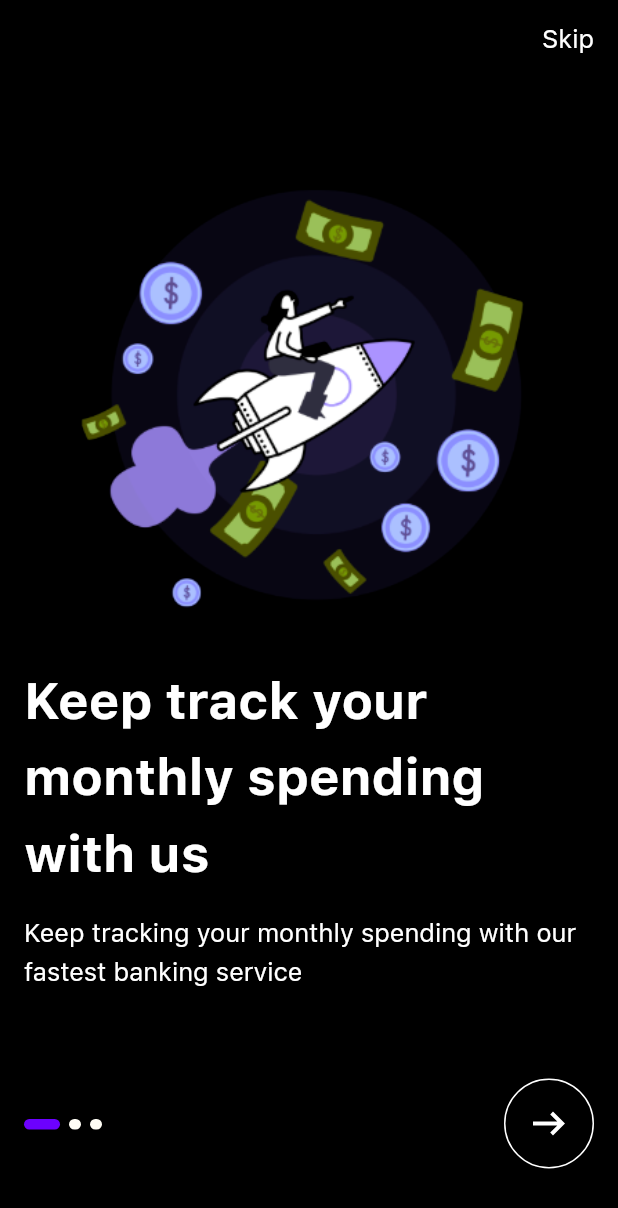
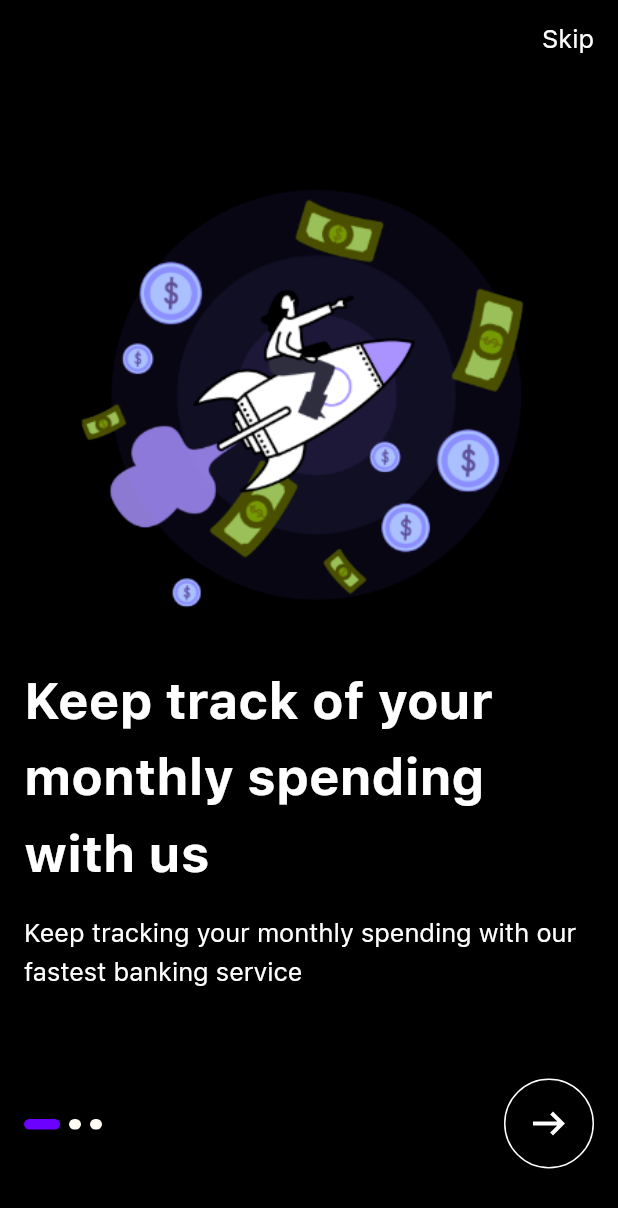
Before and after one commit to 7BatStrokes/NOVAWallet, a Flutter app: the screen it shows after launch, on a phone screen of 412 x 824 dp. Shown: the top 1208 px of the screen. Run offline on Flutter 3.47's test engine with Material 3 defaults, Android fonts, the phone set to English and light mode, and no system bars; drawn by our look-alikes of auto_size_text, smooth_page_indicator; our stand-ins replace dropdown_button2, fl_chart, flutter_animate, flutter_svg, font_awesome_flutter, from_css_color and 7 more; missing offline and left inert: json_path; accounts and stored records are empty.

Commit message:
Updating to latest FlutterFlow output.

```diff
--- a/lib/intro/onboarding/onboarding_widget.dart
+++ b/lib/intro/onboarding/onboarding_widget.dart
@@ -103,7 +103,7 @@ class _OnboardingWidgetState extends State<OnboardingWidget> {
                                     padding: EdgeInsetsDirectional.fromSTEB(
                                         16.0, 0.0, 16.0, 0.0),
                                     child: AutoSizeText(
-                                      'Keep track your monthly spending with us',
+                                      'Keep track of your monthly spending with us',
                                       textAlign: TextAlign.start,
                                       maxLines: 3,
                                       minFontSize: 32.0,
@@ -352,6 +352,14 @@ class _OnboardingWidgetState extends State<OnboardingWidget> {
                   child: Padding(
                     padding:
                         EdgeInsetsDirectional.fromSTEB(0.0, 16.0, 16.0, 5.0),
+                    child: InkWell(
+                      splashColor: Colors.transparent,
+                      focusColor: Colors.transparent,
+                      hoverColor: Colors.transparent,
+                      highlightColor: Colors.transparent,
+                      onTap: () async {
+                        context.pushNamed(LoginPageWidget.routeName);
+                      },
                       child: Text(
                         'Skip',
                         maxLines: 1,
@@ -365,6 +373,7 @@ class _OnboardingWidgetState extends State<OnboardingWidget> {
                               lineHeight: 1.2,
                               useGoogleFonts: !FlutterFlowTheme.of(context)
                                   .bodyMediumIsCustom,
+                            ),
                       ),
                     ),
                   ),
```
Lines whose indentation alone changed are shown as unchanged.
